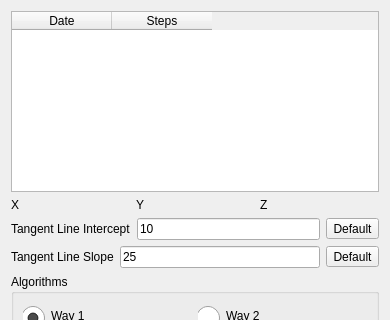
Above: dlgsteps.ui from ic005k/Knot-Legacy before the change; both pictures show x 0 to 390 and y 0 to 320 of the 390 by 592 pixel window. Below: the same form after it.
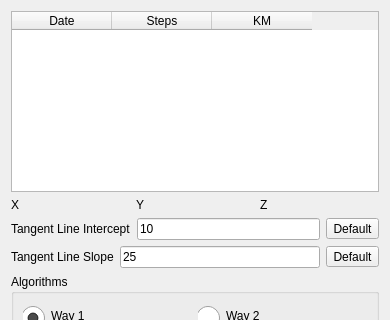
That is the form after the change. Icons and pictures are not drawn.

What changed in the file:
```diff
--- a/dlgsteps.ui
+++ b/dlgsteps.ui
@@ -26,6 +26,11 @@
        <string>Steps</string>
       </property>
      </column>
+     <column>
+      <property name="text">
+       <string>KM</string>
+      </property>
+     </column>
     </widget>
    </item>
    <item row="1" column="0">
```
